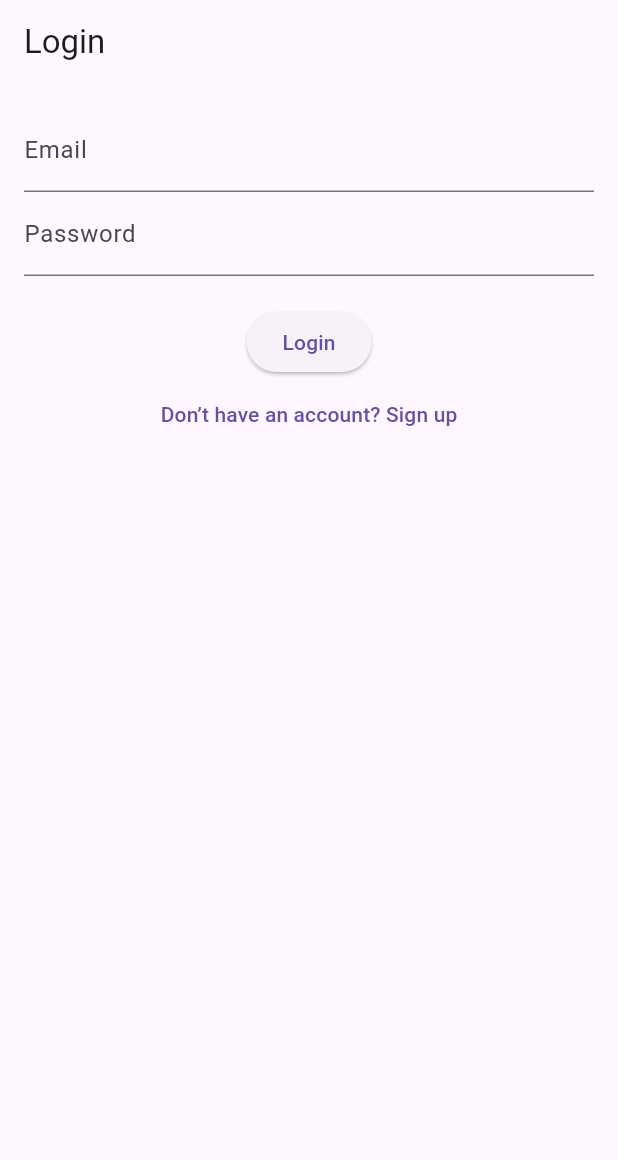
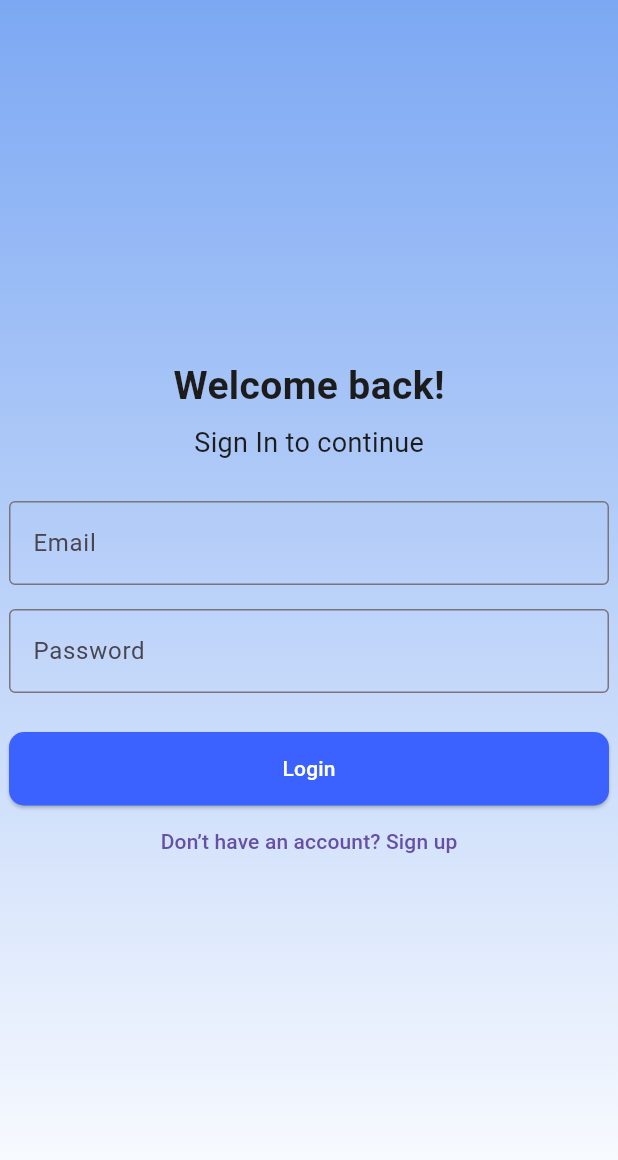
Before and after one commit to Wakhi-Ken/We_The_Artists, a Flutter app: the screen it shows after launch, after a tap on "Register", after a tap on "Already have an account? Login", on a phone screen of 412 x 824 dp. Shown: the top 1160 px of the screen. Run offline on Flutter 3.47's test engine with Material 3 defaults, Android fonts, the phone set to English and light mode, and no system bars; our stand-ins replace cloud_firestore, equatable, firebase_auth, firebase_core, firebase_storage, flutter_bloc and 6 more; accounts and stored records are empty; network calls fail; Roboto replaces fonts that are missing (Poppins).

Commit message:
Updated log in and sign up screens
Updated the UI for log in screen
Updated the UI for sign up screen

```diff
--- a/we_the_artists/lib/screens/auth/log_in_screen.dart
+++ b/we_the_artists/lib/screens/auth/log_in_screen.dart
@@ -22,24 +22,66 @@ class _LoginScreenState extends ConsumerState<LoginScreen> {
     final authService = ref.read(authServiceProvider);
 
     return Scaffold(
-      appBar: AppBar(title: const Text('Login')),
-      body: Padding(
-        padding: const EdgeInsets.all(16),
+      // appBar: AppBar(title: const Text('Login')),
+      body: Container(
+        decoration: BoxDecoration(
+          gradient: LinearGradient(
+            colors: [const Color.fromARGB(255, 124, 168, 243),
+            Colors.white],
+            begin: Alignment.topCenter,
+            end: Alignment.bottomCenter
+          ),
+        ),
+        child: Center(
+          child: Padding(
+            padding: const EdgeInsets.all(6),
             child: Column(
+              mainAxisAlignment: MainAxisAlignment.center,
+              crossAxisAlignment: CrossAxisAlignment.center,
               children: [
+                Text(
+                  'Welcome back!',
+                  style: TextStyle(
+                    fontFamily: 'Poppins',
+                    fontWeight: FontWeight.bold,
+                    fontSize: 26,
+                    color: Color(0xFF1C1C1C),
+                  ),
+                ),
+                SizedBox(height: 6),
+                Text(
+                  'Sign In to continue',
+                  style: TextStyle(
+                    fontFamily: 'Poppins',
+                    fontWeight: FontWeight.normal,
+                    fontSize: 18,
+                    color: Color(0xFF1C1C1C),
+                  ),
+                ),
+                SizedBox(height: 26),
                 TextField(
                   controller: emailCtrl,
-              decoration: const InputDecoration(labelText: 'Email'),
+                  decoration: const InputDecoration(
+                    labelText: 'Email',
+                    border: OutlineInputBorder(),
                   ),
+                ),
+                SizedBox(height: 16),
                 TextField(
                   controller: passwordCtrl,
                   obscureText: true,
-              decoration: const InputDecoration(labelText: 'Password'),
+                  decoration: const InputDecoration(
+                    labelText: 'Password',
+                    border: OutlineInputBorder(),
                   ),
-            const SizedBox(height: 20),
+                ),
+                const SizedBox(height: 26),
                 if (error != null)
                   Text(error!, style: const TextStyle(color: Colors.red)),
-            ElevatedButton(
+                SizedBox(
+                  width: double.infinity,
+                  height: 49,
+                  child: ElevatedButton(
                     onPressed: loading
                         ? null
                         : () async {
@@ -68,13 +110,17 @@ class _LoginScreenState extends ConsumerState<LoginScreen> {
                                         'location': '',
                                         'bio': '',
                                         'avatarUrl': '',
-                                  'createdAt': FieldValue.serverTimestamp(),
+                                        'createdAt':
+                                            FieldValue.serverTimestamp(),
                                       });
                                 }
                               }
 
                               if (mounted) {
-                          Navigator.pushReplacementNamed(context, '/home');
+                                Navigator.pushReplacementNamed(
+                                  context,
+                                  '/home',
+                                );
                               }
                             } on FirebaseAuthException catch (e) {
                               setState(() => error = e.message);
@@ -82,9 +128,19 @@ class _LoginScreenState extends ConsumerState<LoginScreen> {
                               setState(() => loading = false);
                             }
                           },
+                    style: ElevatedButton.styleFrom(
+                      backgroundColor: Color(0xFF3B62FF),
+                      shape: RoundedRectangleBorder(
+                        borderRadius: BorderRadius.circular(10),
+                      ),
+                    ),
                     child: loading
                         ? const CircularProgressIndicator()
-                  : const Text('Login'),
+                        : const Text(
+                            'Login',
+                            style: TextStyle(color: Colors.white),
+                          ),
+                  ),
                 ),
                 TextButton(
                   onPressed: () {
@@ -95,6 +151,8 @@ class _LoginScreenState extends ConsumerState<LoginScreen> {
               ],
             ),
           ),
+        ),
+      ),
     );
   }
 }
--- a/we_the_artists/lib/screens/auth/sign_up_screen.dart
+++ b/we_the_artists/lib/screens/auth/sign_up_screen.dart
@@ -24,29 +24,76 @@ class _SignUpScreenState extends ConsumerState<SignUpScreen> {
     final authService = ref.read(authServiceProvider);
 
     return Scaffold(
-      appBar: AppBar(title: const Text('Register')),
-      body: Padding(
+      // appBar: AppBar(title: const Text('Register')),
+      body: Container(
+        decoration: BoxDecoration(
+          gradient: LinearGradient(
+            colors: [const Color.fromARGB(255, 124, 168, 243), Colors.white],
+            begin: Alignment.topCenter,
+            end: Alignment.bottomCenter
+          ),
+        ),
+        child: Center(
+          child: Padding(
             padding: const EdgeInsets.all(16),
             child: Column(
+              mainAxisAlignment: MainAxisAlignment.center,
+              crossAxisAlignment: CrossAxisAlignment.center,
               children: [
+                Text(
+                  'Welcome to We The Artists',
+                  style: TextStyle(
+                    fontFamily: 'Poppins',
+                    fontWeight: FontWeight.bold,
+                    fontSize: 26,
+                    color: Color(0xFF1C1C1C),
+                  ),
+                ),
+                SizedBox(height: 6),
+                Text(
+                  'Let\'s setup your account',
+                  style: TextStyle(
+                    fontFamily: 'Poppins',
+                    fontWeight: FontWeight.normal,
+                    fontSize: 18,
+                    color: Color(0xFF1C1C1C),
+                  ),
+                ),
+                SizedBox(height: 26),
                 TextField(
                   controller: nameCtrl,
-              decoration: const InputDecoration(labelText: 'Full Name'),
+                  decoration: const InputDecoration(
+                    labelText: 'Full Name',
+                    border: OutlineInputBorder(),
                   ),
+                ),
+                SizedBox(height: 26),
                 TextField(
                   controller: emailCtrl,
-              decoration: const InputDecoration(labelText: 'Email'),
+                  decoration: const InputDecoration(
+                    labelText: 'Email',
+                    border: OutlineInputBorder(),
                   ),
+                ),
+                SizedBox(height: 26),
                 TextField(
                   controller: passwordCtrl,
                   obscureText: true,
-              decoration: const InputDecoration(labelText: 'Password'),
+                  decoration: const InputDecoration(
+                    labelText: 'Password',
+                    border: OutlineInputBorder(),
                   ),
+                ),
+                SizedBox(height: 26),
                 TextField(
                   controller: confirmPasswordCtrl,
                   obscureText: true,
-              decoration: const InputDecoration(labelText: 'Confirm Password'),
+                  decoration: const InputDecoration(
+                    labelText: 'Confirm Password',
+                    border: OutlineInputBorder(),
                   ),
+                ),
+                SizedBox(height: 26),
                 const SizedBox(height: 20),
                 if (message != null)
                   Text(
@@ -57,12 +104,17 @@ class _SignUpScreenState extends ConsumerState<SignUpScreen> {
                           : Colors.red,
                     ),
                   ),
-            ElevatedButton(
+                SizedBox(
+                  width: double.infinity,
+                  height: 49,
+                  child: ElevatedButton(
                     onPressed: loading
                         ? null
                         : () async {
                             if (passwordCtrl.text != confirmPasswordCtrl.text) {
-                        setState(() => message = 'Passwords do not match');
+                              setState(
+                                () => message = 'Passwords do not match',
+                              );
                               return;
                             }
 
@@ -100,9 +152,19 @@ class _SignUpScreenState extends ConsumerState<SignUpScreen> {
                               setState(() => loading = false);
                             }
                           },
+                    style: ElevatedButton.styleFrom(
+                      backgroundColor: Color(0xFF3B62FF),
+                      shape: RoundedRectangleBorder(
+                        borderRadius: BorderRadius.circular(10),
+                      ),
+                    ),
                     child: loading
                         ? const CircularProgressIndicator()
-                  : const Text('Register'),
+                        : const Text(
+                            'Register',
+                            style: TextStyle(color: Colors.white),
+                          ),
+                  ),
                 ),
                 const SizedBox(height: 16),
                 TextButton(
@@ -114,6 +176,8 @@ class _SignUpScreenState extends ConsumerState<SignUpScreen> {
               ],
             ),
           ),
+        ),
+      ),
     );
   }
 }
```
Also changed, not shown: we_the_artists/pubspec.lock. Lines whose indentation alone changed are shown as unchanged.
